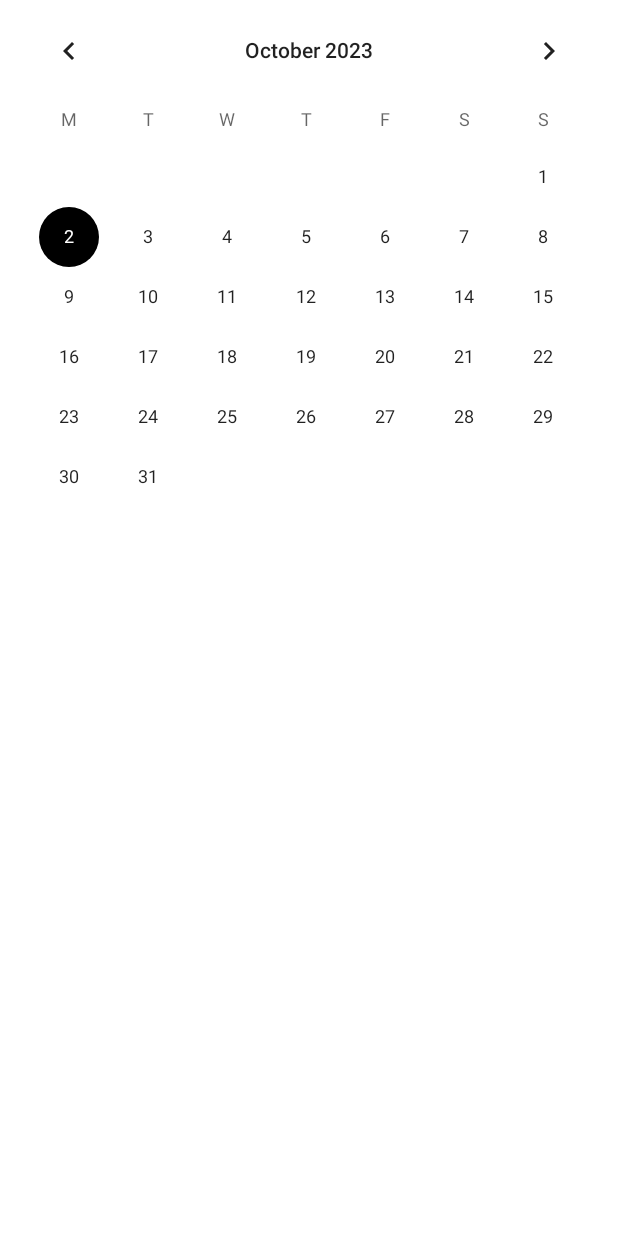
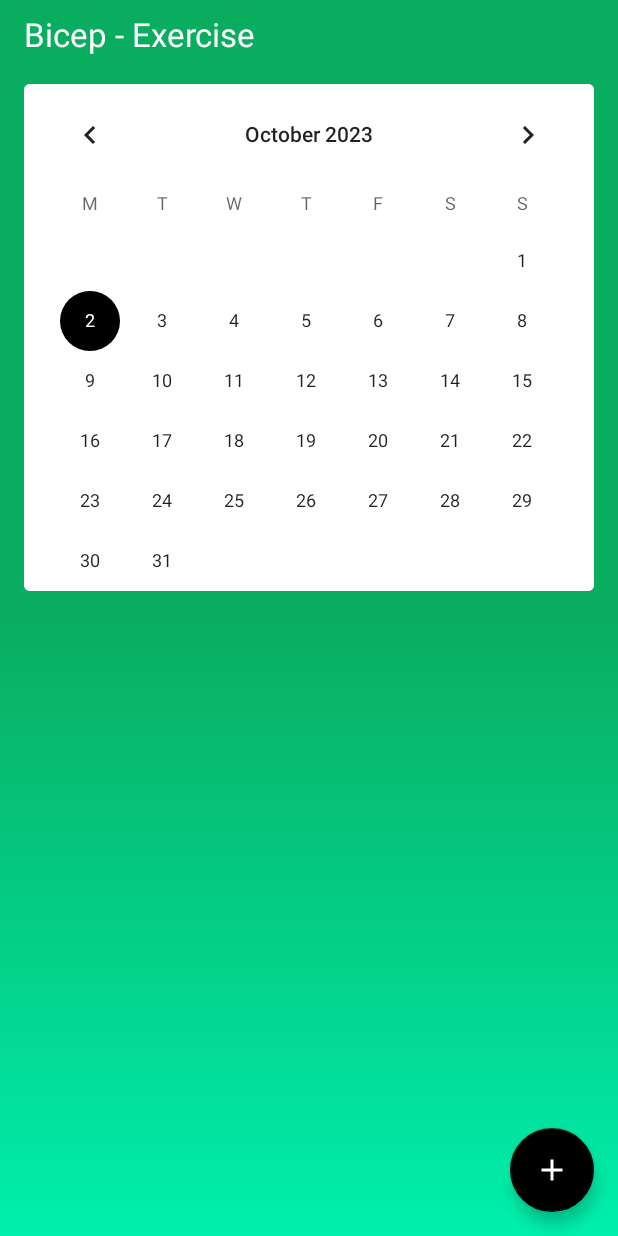
Before and after one commit to ChandanKr16/workout-log-android-app, an Android app: the RepInfoActivity screen opened directly, with no data from a screen before it, on a phone screen of 412 x 824 dp. Run offline under Robolectric (Android 15) with nearby library versions, the phone set to English and light mode, and no system bars; our stand-ins replace Room's generated code.

Commit message:
Fixed RepInfo UI

```diff
--- /dev/null
+++ b/app/src/main/res/drawable/rounded_background.xml
@@ -0,0 +1,7 @@
+<?xml version="1.0" encoding="utf-8"?>
+
+    <shape xmlns:android="http://schemas.android.com/apk/res/android"
+    android:shape="rectangle">
+    <solid android:color="@android:color/white"/>
+    <corners android:radius="4dp" />
+    </shape>
--- a/app/src/main/res/layout/activity_rep_info.xml
+++ b/app/src/main/res/layout/activity_rep_info.xml
@@ -4,10 +4,29 @@
     xmlns:app="http://schemas.android.com/apk/res-auto"
     xmlns:tools="http://schemas.android.com/tools"
     android:layout_width="match_parent"
+    android:background="@drawable/background_img"
     android:layout_height="match_parent"
     tools:context=".ui.RepInfoActivity">
 
+    <TextView
+        android:paddingTop="8dp"
+        android:textColor="#fff"
+        android:id="@+id/textView2"
+        android:layout_width="match_parent"
+        android:layout_height="wrap_content"
+        android:layout_marginStart="16dp"
+        android:text="Bicep - Exercise "
+        android:textAppearance="@style/TextAppearance.AppCompat.Large"
+        app:layout_constraintStart_toStartOf="parent"
+        app:layout_constraintTop_toTopOf="parent" />
+
     <CalendarView
+
+        android:layout_marginLeft="16dp"
+        android:layout_marginRight="16dp"
+        android:layout_marginBottom="16dp"
+        android:background="@drawable/rounded_background"
+        android:layout_marginTop="56dp"
         android:id="@+id/workout_calendarview"
         android:layout_width="match_parent"
         android:layout_height="wrap_content"
@@ -17,6 +36,9 @@
 
 
     <androidx.recyclerview.widget.RecyclerView
+        android:paddingBottom="52dp"
+        android:clipToPadding="false"
+        android:layout_marginTop="16dp"
         android:id="@+id/rep_info_recyclerview"
         android:layout_width="match_parent"
         android:layout_height="0dp"
@@ -27,30 +49,20 @@
         app:layout_constraintTop_toBottomOf="@+id/workout_calendarview" />
 
 
-<!--    <Button-->
-<!--        android:layout_margin="16dp"-->
-<!--        android:id="@+id/button"-->
-<!--        android:layout_width="match_parent"-->
-<!--        android:layout_height="wrap_content"-->
-<!--        android:onClick="addRepInfo"-->
-<!--        android:text="Add Rep Info"-->
-<!--        app:layout_constraintBottom_toBottomOf="parent"-->
-<!--        app:layout_constraintEnd_toEndOf="parent"-->
-<!--        app:layout_constraintHorizontal_bias="0.0"-->
-<!--        app:layout_constraintStart_toStartOf="parent" />-->
 
-
-    <!--    <Button-->
-    <!--        android:onClick="showExercise"-->
-    <!--        android:id="@+id/show_exercise"-->
-    <!--        android:layout_width="match_parent"-->
-    <!--        android:layout_height="wrap_content"-->
-    <!--        android:layout_marginTop="16dp"-->
-    <!--        android:text="Show exercise list"-->
-    <!--        app:layout_constraintEnd_toEndOf="parent"-->
-    <!--        app:layout_constraintHorizontal_bias="0.0"-->
-    <!--        app:layout_constraintStart_toStartOf="parent"-->
-    <!--        app:layout_constraintTop_toBottomOf="@+id/button" />-->
+    <com.google.android.material.floatingactionbutton.FloatingActionButton
+        android:onClick="showAddRepInfoDialog"
+        android:id="@+id/add_rep_info_button"
+        android:layout_width="wrap_content"
+        android:layout_height="wrap_content"
+        android:layout_gravity="end"
+        android:layout_marginEnd="16dp"
+        android:layout_marginBottom="16dp"
+        android:src="@drawable/ic_add_white_24dp"
+        app:fabSize="normal"
+        android:clickable="true"
+        app:layout_constraintBottom_toBottomOf="parent"
+        app:layout_constraintEnd_toEndOf="parent" />
 
 
 </androidx.constraintlayout.widget.ConstraintLayout>
```
Also changed, not shown: app/src/main/java/me/chandankumar/workouttracker/ui/RepInfoActivity.java (+46 -23 lines), app/src/main/res/layout/rep_item.xml (+4 -4 lines).
